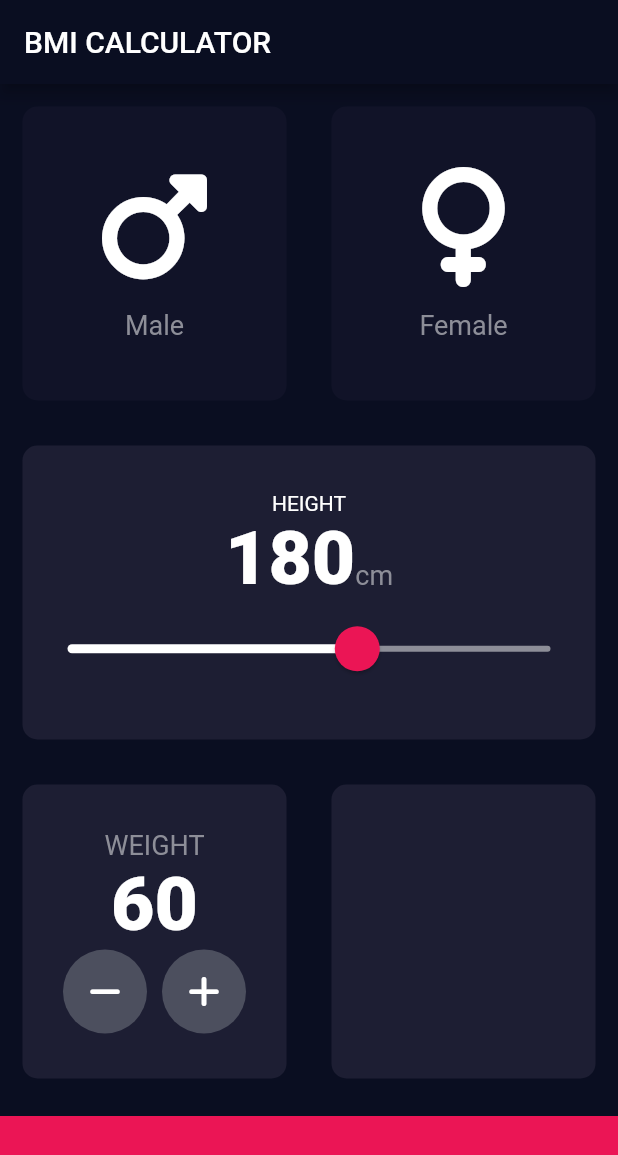
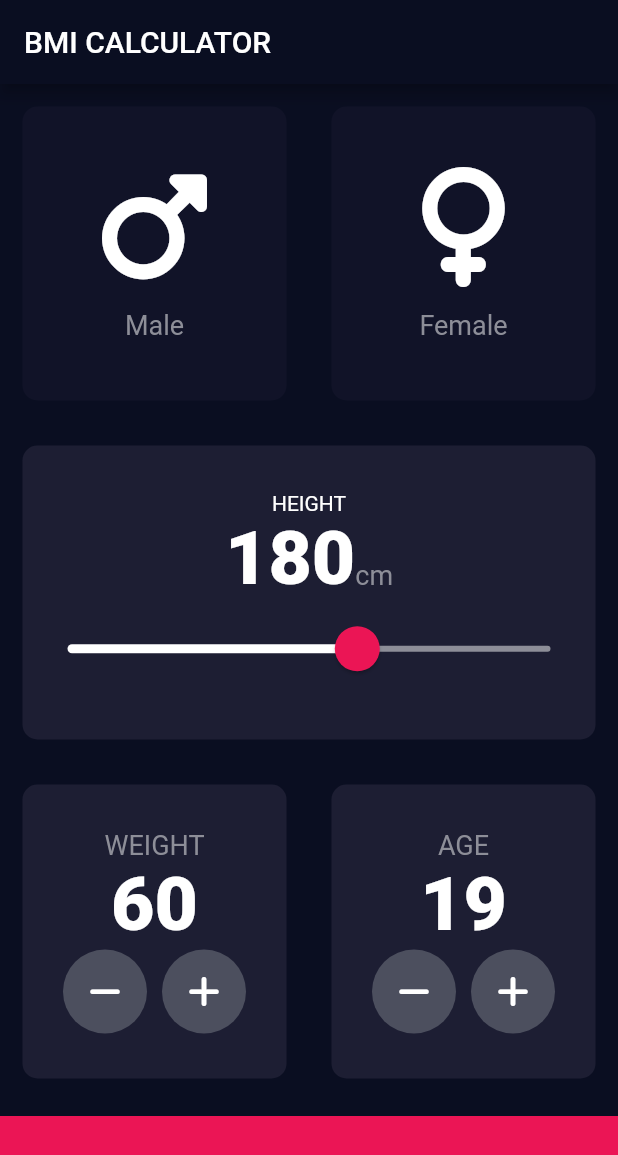
Before and after one commit to Macdeo/bmi, a Flutter app: the screen it shows after launch, on a phone screen of 412 x 824 dp. Shown: the top 1155 px of the screen. Run offline on Flutter 3.47's test engine with Material 2 defaults, Android fonts, the phone set to English and light mode, and no system bars; our stand-ins replace font_awesome_flutter.

Commit message:
modified:   lib/input_page.dart

```diff
--- a/lib/input_page.dart
+++ b/lib/input_page.dart
@@ -20,6 +20,7 @@ class _InputPageState extends State<InputPage> {
   Gender? selectedGender;
   int height = 180;
   int weigth = 60;
+  int age = 19;
 
   @override
   Widget build(BuildContext context) {
@@ -161,7 +162,45 @@ class _InputPageState extends State<InputPage> {
                   ),
                 ),
                 Expanded(
-                  child: ReusableCard(colour: kActiveCardColor),
+                  child: ReusableCard(
+                    colour: kActiveCardColor,
+                    cardChild: Column(
+                        mainAxisAlignment: MainAxisAlignment.center,
+                        children: [
+                          Text(
+                            'AGE',
+                            style: klabelTextStyle,
+                          ),
+                          Text(
+                            age.toString(),
+                            style: kNumberTextStyle,
+                          ),
+                          Row(
+                            mainAxisAlignment: MainAxisAlignment.center,
+                            children: [
+                              RoundIconButton(
+                                icon: FontAwesomeIcons.minus,
+                                press: () {
+                                  setState(() {
+                                    age--;
+                                  });
+                                },
+                              ),
+                              SizedBox(
+                                width: 10,
+                              ),
+                              RoundIconButton(
+                                icon: FontAwesomeIcons.plus,
+                                press: () {
+                                  setState(() {
+                                    age++;
+                                  });
+                                },
+                              ),
+                            ],
+                          )
+                        ]),
+                  ),
                 ),
               ],
             ),
```
